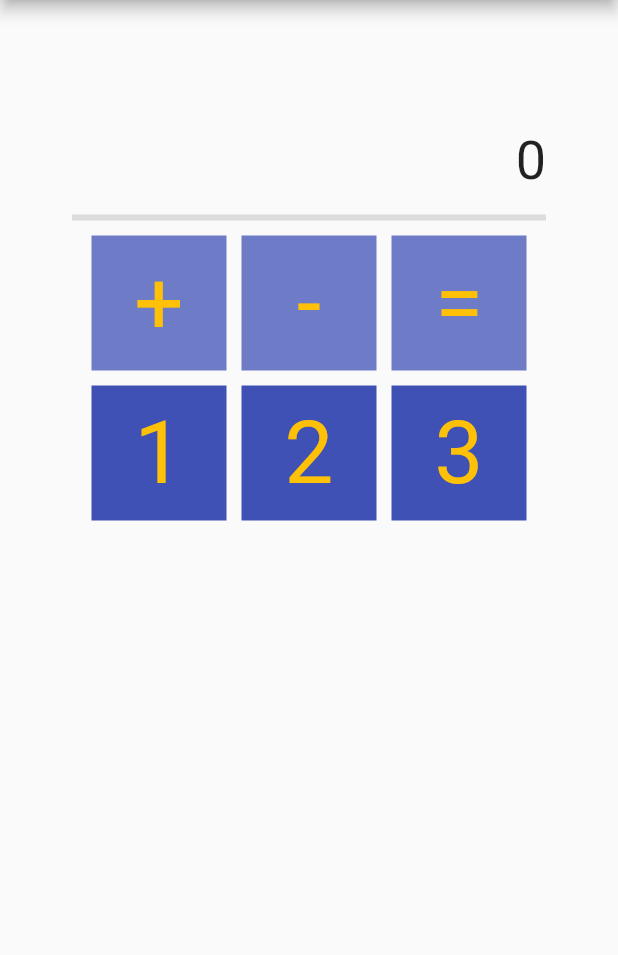
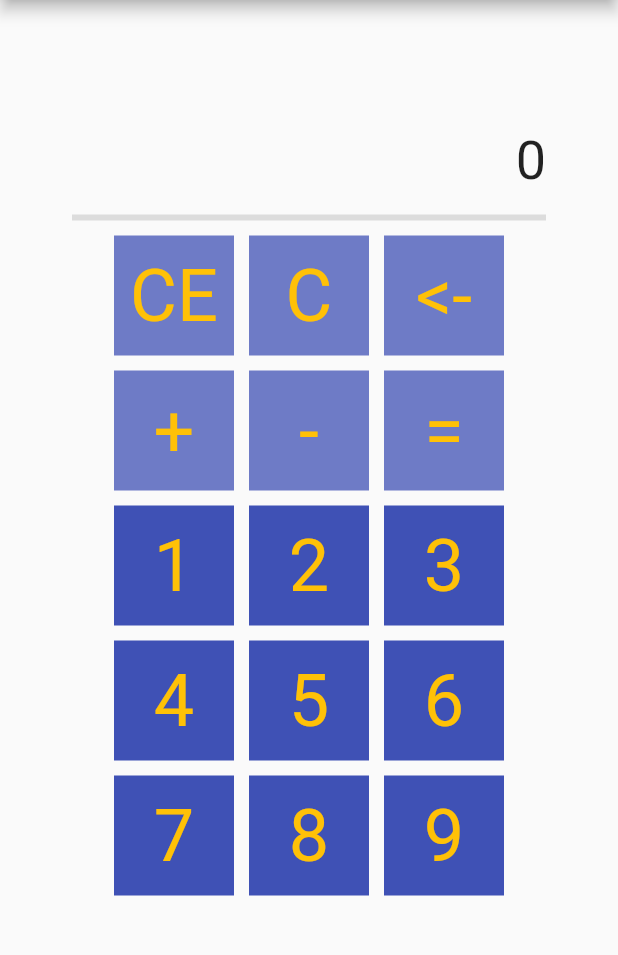
Before and after one commit to masarovag/calculator, a Flutter app: the screen it shows after launch, on a phone screen of 412 x 824 dp, the part 84-1039 px from its top. Run offline on Flutter 3.47's test engine with Material 2 defaults, Android fonts, the phone set to English and light mode, and no system bars.

Commit message:
delete buttons, plus sign logic

```diff
--- /dev/null
+++ b/lib/data/enums.dart
@@ -0,0 +1,6 @@
+enum MathSign {
+  PLUS,
+  MINUS,
+  MULTIPLY,
+  DIVIDE,
+}
--- a/lib/main.dart
+++ b/lib/main.dart
@@ -1,4 +1,5 @@
 import 'package:flutter/material.dart';
+import 'package:untitled/data/enums.dart';
 
 void main() {
   runApp(MyApp());
@@ -28,6 +29,7 @@ class MyHomePage extends StatefulWidget {
 class _MyHomePageState extends State<MyHomePage> {
   String mainValue = "0";
   String? otherValue;
+  MathSign? sign;
 
   @override
   Widget build(BuildContext context) {
@@ -45,7 +47,7 @@ class _MyHomePageState extends State<MyHomePage> {
             children: <Widget>[
               //theOtherNumber
               Text(
-                "${otherValue ?? ""}",
+                "${otherValue ?? ""} ${_mathSignToString()}",
                 style: TextStyle(fontSize: 20.0),
               ),
               SizedBox(height: 15.0),
@@ -61,7 +63,57 @@ class _MyHomePageState extends State<MyHomePage> {
                 mainAxisAlignment: MainAxisAlignment.center,
                 children: [
                   CalculatorNumberButton(
-                    onTap: () {},
+                    onTap: () {
+                      setState(() {
+                        sign = null;
+                        mainValue = "0";
+                        otherValue = null;
+                      });
+                    },
+                    value: "CE",
+                    hasLowerOpacity: true,
+                  ),
+                  SizedBox(width: 10.0),
+                  CalculatorNumberButton(
+                    onTap: () {
+                      setState(() {
+                        mainValue = "0";
+                      });
+                    },
+                    value: "C",
+                    hasLowerOpacity: true,
+                  ),
+                  SizedBox(width: 10.0),
+                  CalculatorNumberButton(
+                    onTap: () {
+                      setState(() {
+                        if (mainValue.length == 1 && mainValue != "0") {
+                          mainValue = "0";
+                          return;
+                        }
+                        if (mainValue.length > 0) {
+                          mainValue =
+                              mainValue.substring(0, mainValue.length - 1);
+                        }
+                      });
+                    },
+                    value: "<-",
+                    hasLowerOpacity: true,
+                  ),
+                ],
+              ),
+              SizedBox(height: 10.0),
+              Row(
+                mainAxisAlignment: MainAxisAlignment.center,
+                children: [
+                  CalculatorNumberButton(
+                    onTap: () {
+                      setState(() {
+                        otherValue = mainValue;
+                        mainValue = "0";
+                        sign = MathSign.PLUS;
+                      });
+                    },
                     value: "+",
                     hasLowerOpacity: true,
                   ),
@@ -117,11 +169,101 @@ class _MyHomePageState extends State<MyHomePage> {
                       value: "3"),
                 ],
               ),
+              SizedBox(height: 10.0),
+              Row(
+                mainAxisAlignment: MainAxisAlignment.center,
+                children: [
+                  CalculatorNumberButton(
+                      onTap: () {
+                        setState(() {
+                          if (mainValue == "0") {
+                            mainValue = "";
+                          }
+                          mainValue = mainValue + "4";
+                        });
+                      },
+                      value: "4"),
+                  SizedBox(width: 10.0),
+                  CalculatorNumberButton(
+                      onTap: () {
+                        setState(() {
+                          if (mainValue == "0") {
+                            mainValue = "";
+                          }
+                          mainValue = mainValue + "5";
+                        });
+                      },
+                      value: "5"),
+                  SizedBox(width: 10.0),
+                  CalculatorNumberButton(
+                      onTap: () {
+                        setState(() {
+                          if (mainValue == "0") {
+                            mainValue = "";
+                          }
+                          mainValue = mainValue + "6";
+                        });
+                      },
+                      value: "6"),
+                ],
+              ),
+              SizedBox(height: 10.0),
+              Row(
+                mainAxisAlignment: MainAxisAlignment.center,
+                children: [
+                  CalculatorNumberButton(
+                      onTap: () {
+                        setState(() {
+                          if (mainValue == "0") {
+                            mainValue = "";
+                          }
+                          mainValue = mainValue + "7";
+                        });
+                      },
+                      value: "7"),
+                  SizedBox(width: 10.0),
+                  CalculatorNumberButton(
+                      onTap: () {
+                        setState(() {
+                          if (mainValue == "0") {
+                            mainValue = "";
+                          }
+                          mainValue = mainValue + "8";
+                        });
+                      },
+                      value: "8"),
+                  SizedBox(width: 10.0),
+                  CalculatorNumberButton(
+                      onTap: () {
+                        setState(() {
+                          if (mainValue == "0") {
+                            mainValue = "";
+                          }
+                          mainValue = mainValue + "9";
+                        });
+                      },
+                      value: "9"),
+                ],
+              )
             ],
           ),
         ),
       ),
     );
+  }
+
+  String _mathSignToString() {
+    if (sign == MathSign.PLUS) {
+      return "+";
+    } else if (sign == MathSign.MINUS) {
+      return "-";
+    } else if (sign == MathSign.MULTIPLY) {
+      return "*";
+    } else if (sign == MathSign.DIVIDE) {
+      return "/";
+    } else {
+      return "";
+    }
   }
 }
 
@@ -141,14 +283,14 @@ class CalculatorNumberButton extends StatelessWidget {
     return InkWell(
       onTap: onTap,
       child: Container(
-        height: 90,
-        width: 90,
+        height: 80,
+        width: 80,
         color:
             hasLowerOpacity ? Colors.indigo.withOpacity(0.75) : Colors.indigo,
         alignment: Alignment.center,
         child: Text(
           value,
-          style: TextStyle(fontSize: 58, color: Colors.amber),
+          style: TextStyle(fontSize: 48, color: Colors.amber),
           textAlign: TextAlign.center,
         ),
       ),
```
